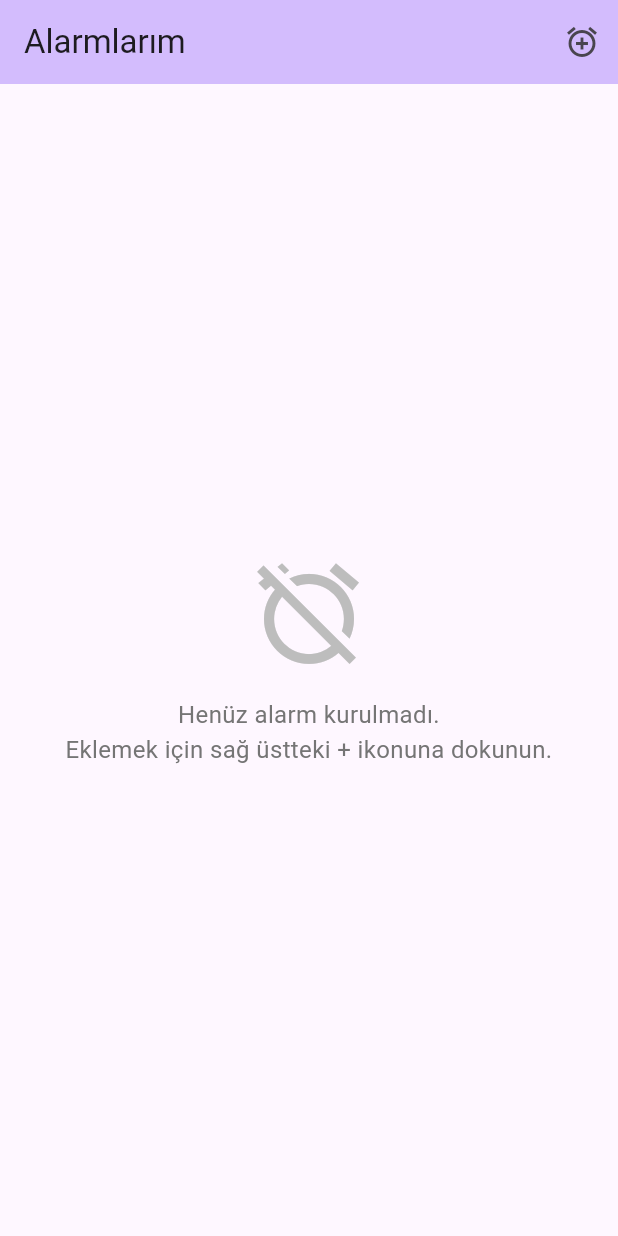
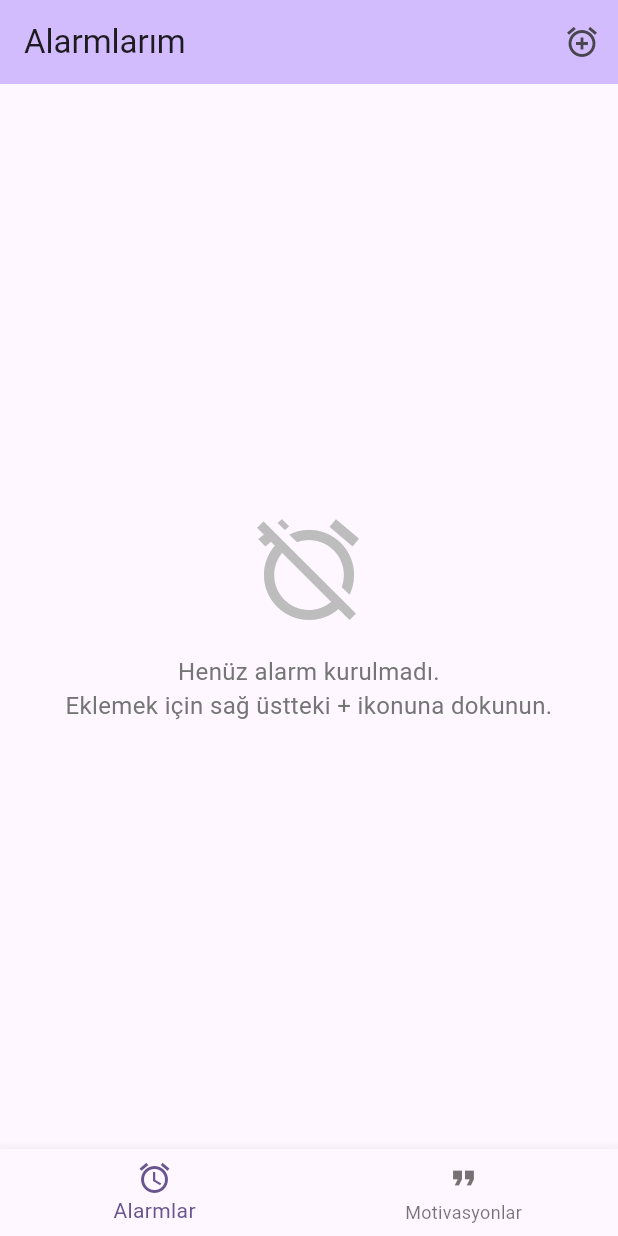
Before and after one commit to husoelrey/flutter_alarm, a Flutter app: the screen it shows after launch, on a phone screen of 412 x 824 dp. Run offline on Flutter 3.47's test engine with Material 3 defaults, Android fonts, the phone set to English and light mode, and no system bars; our stand-ins replace flutter_local_notifications, permission_handler, shared_preferences.

Commit message:
motivasyon cümleleri ekleme özelliği eklendi

```diff
--- a/lib/main.dart
+++ b/lib/main.dart
@@ -9,7 +9,7 @@ import 'dart:io' show Platform;
 import 'package:flutter/foundation.dart';           // debugPrint
 import 'package:flutter/material.dart';
 import 'package:flutter/services.dart';             // MethodChannel
-
+import 'motivation_page.dart';
 // ——— Üçüncü-taraf paketler —
 import 'package:flutter_local_notifications/flutter_local_notifications.dart';
 import 'package:flutter_localizations/flutter_localizations.dart';
@@ -58,6 +58,46 @@ Future<void> _configureNotificationChannel() async {
   }
 }
 
+
+// 🔽 1)  ---  MainShell'i ÖNCE tanımla (veya MyApp'ten sonra) ---
+class MainShell extends StatefulWidget {
+  const MainShell({super.key});
+
+  @override
+  State<MainShell> createState() => _MainShellState();
+}
+
+class _MainShellState extends State<MainShell> {
+  int _selectedIndex = 0;
+
+  final List<Widget> _pages = [
+    const AlarmHomePage(),
+    MotivationPage(),
+  ];
+
+  void _onItemTapped(int index) => setState(() => _selectedIndex = index);
+
+  @override
+  Widget build(BuildContext context) {
+    return Scaffold(
+      body: _pages[_selectedIndex],
+      bottomNavigationBar: BottomNavigationBar(
+        currentIndex: _selectedIndex,
+        onTap: _onItemTapped,
+        items: const [
+          BottomNavigationBarItem(
+            icon: Icon(Icons.access_alarm),
+            label: 'Alarmlar',
+          ),
+          BottomNavigationBarItem(
+            icon: Icon(Icons.format_quote),
+            label: 'Motivasyonlar',
+          ),
+        ],
+      ),
+    );
+  }
+}
 // ───────────────────── ANA UYGULAMA GİRİŞ NOKTASI ─────────────────────
 
 final GlobalKey<NavigatorState> navigatorKey = GlobalKey<NavigatorState>();
@@ -140,6 +180,7 @@ Future<bool> _isAndroid12OrHigher() async {
 class MyApp extends StatelessWidget {
   const MyApp({super.key, required this.initialRoute, this.alarmPayload});
 
+
   final String initialRoute;
   final String? alarmPayload;
 
@@ -162,7 +203,7 @@ class MyApp extends StatelessWidget {
       ],
       initialRoute: initialRoute,
       routes: {
-        '/': (_) => const AlarmHomePage(),
+        '/': (_)  => const MainShell(),
         '/permissions': (_) => const PermissionScreen(), // PermissionScreen widget'ını kullan
       },
       // onGenerateRoute: Artık /ring rotası Flutter'da ele alınmıyor.
```
Also changed, not shown: lib/motivation_page.dart (added, +95 -0 lines), 2 other files.
